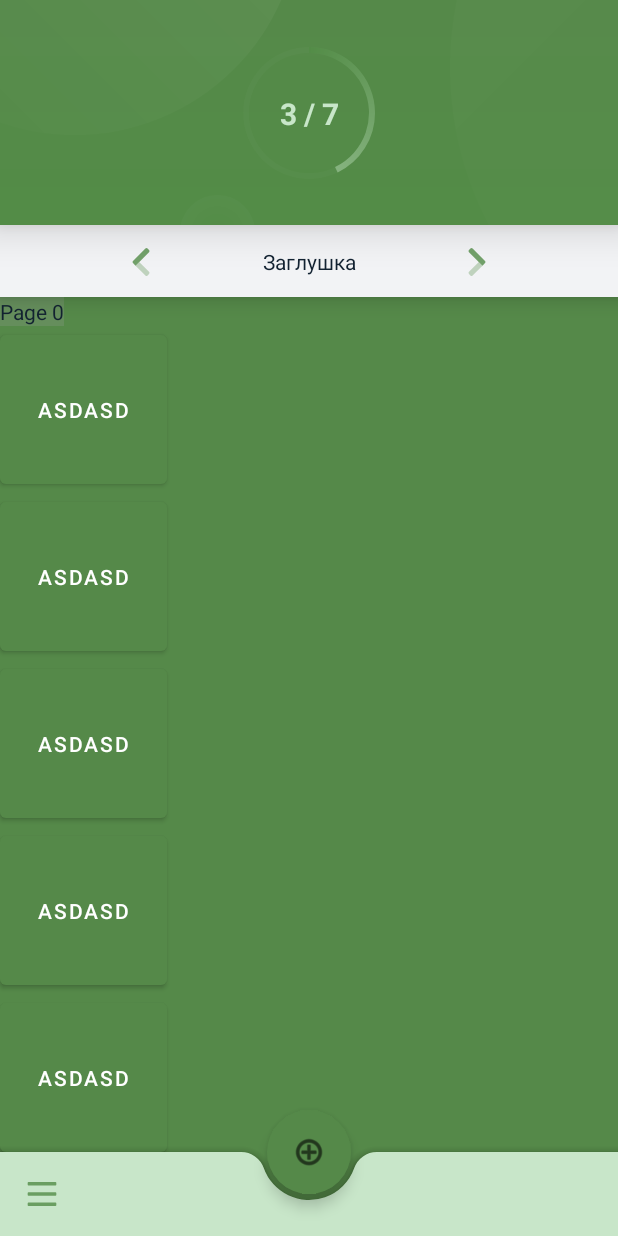
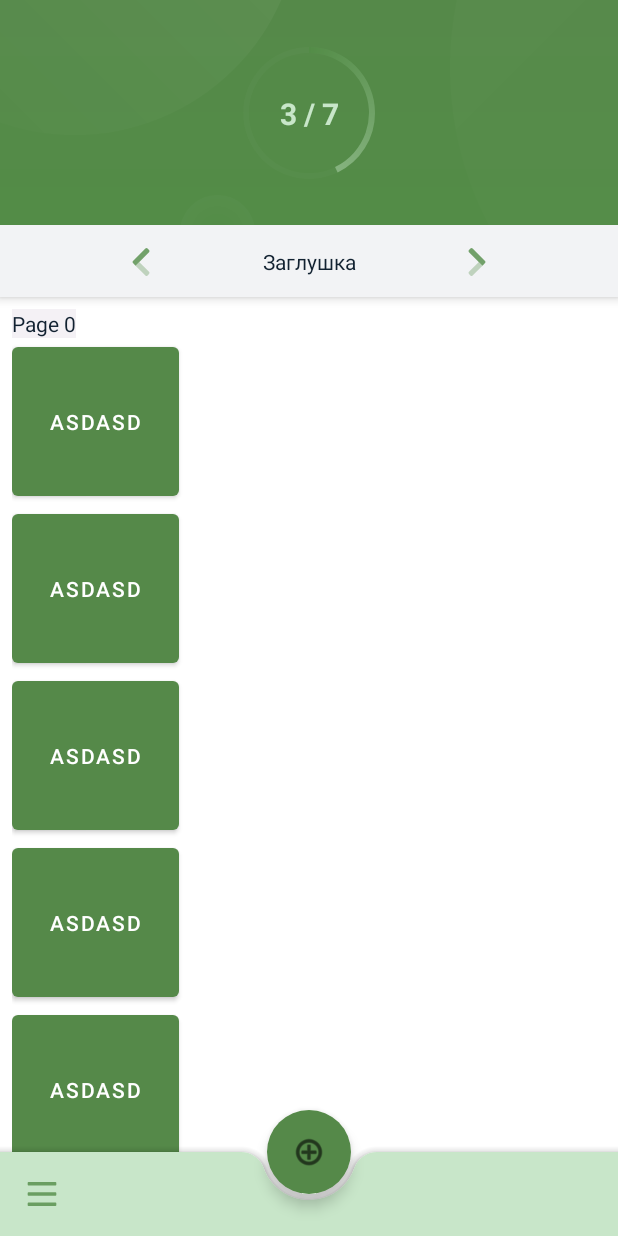
Before and after one commit to jrd-prime/varuna-project, an Android app: the screen it shows after launch (MainActivity), on a phone screen of 412 x 824 dp. Run offline under Robolectric (Android 15) with nearby library versions, the phone set to English and light mode, and no system bars.

Commit message:
OMG! v0.0.4

```diff
--- a/app/src/main/java/ru/jrd_prime/trainingdiary/PageFragment.kt
+++ b/app/src/main/java/ru/jrd_prime/trainingdiary/PageFragment.kt
@@ -55,7 +55,7 @@ class PageFragment : Fragment() {
     ): View? {
         val view: View = inflater.inflate(R.layout.a_workout_list_pager, null)
         val scrollView = view.findViewById<NestedScrollView>(R.id.cont_layz);
-//        val scrollView = findViewById<ScrollView>(R.id.cont_lay);
+
         scrollView.isFillViewport = true
         val tvPage = view.findViewById(R.id.texttext) as TextView
         tvPage.text = "Page $pageNumber"
--- a/app/src/main/java/ru/jrd_prime/trainingdiary/ui/MainActivity.kt
+++ b/app/src/main/java/ru/jrd_prime/trainingdiary/ui/MainActivity.kt
@@ -1,25 +1,31 @@
 package ru.jrd_prime.trainingdiary.ui
 
+import android.app.Activity
+import android.graphics.Color
+import android.os.Build
 import android.os.Bundle
 import android.util.Log
+import android.view.View
+import android.view.ViewGroup
+import android.view.Window
+import android.view.WindowManager
 import androidx.appcompat.app.AppCompatActivity
+import androidx.core.view.ViewCompat
 import androidx.fragment.app.Fragment
 import androidx.fragment.app.FragmentManager
 import androidx.fragment.app.FragmentPagerAdapter
 import androidx.viewpager.widget.PagerAdapter
 import androidx.viewpager.widget.ViewPager
 import androidx.viewpager.widget.ViewPager.OnPageChangeListener
+import com.google.android.material.floatingactionbutton.FloatingActionButton
 import ru.jrd_prime.trainingdiary.PageFragment
 import ru.jrd_prime.trainingdiary.R
+
 
 const val TAG = "myLogs"
 const val PAGE_COUNT = 10
 
 class MainActivity : AppCompatActivity() {
-//    override fun onCreate(savedInstanceState: Bundle?) {
-//        super.onCreate(savedInstanceState)
-//        setContentView(R.layout._root_layout)
-//    }
 
 
     var pager: ViewPager? = null
@@ -29,7 +35,25 @@ class MainActivity : AppCompatActivity() {
         super.onCreate(savedInstanceState)
         setContentView(R.layout._root_layout)
 
+//        setWindowParams(window);
 
+        makeStatusBarTransparent()
+        ViewCompat.setOnApplyWindowInsetsListener(findViewById(R.id.coordinatorLayout)) { _, insets ->
+            findViewById<FloatingActionButton>(R.id.vFloatActionBar).setMarginTop(insets.systemWindowInsetTop)
+//            findViewById<FloatingActionButton>(R.id.fab2).setMarginTop(insets.systemWindowInsetTop)
+            insets.consumeSystemWindowInsets()
+        }
+
+
+        ViewCompat.setOnApplyWindowInsetsListener(
+            findViewById(R.id.coordinatorLayout)
+        ) { _, insets ->
+            val menu = findViewById<FloatingActionButton>(R.id.vFloatActionBar)
+            val menuLayoutParams = menu.layoutParams as ViewGroup.MarginLayoutParams
+            menuLayoutParams.setMargins(0, insets.systemWindowInsetTop, 0, 0)
+            menu.layoutParams = menuLayoutParams
+            insets.consumeSystemWindowInsets()
+        }
 
         pager = findViewById<ViewPager>(R.id.viewPagerMainDashboard)
         pagerAdapter = MyFragmentPagerAdapter(supportFragmentManager)
@@ -59,4 +83,36 @@ class MainActivity : AppCompatActivity() {
             return PAGE_COUNT
         }
     }
+
+    fun Activity.makeStatusBarTransparent() {
+        window.apply {
+            clearFlags(WindowManager.LayoutParams.FLAG_TRANSLUCENT_STATUS)
+            addFlags(WindowManager.LayoutParams.FLAG_DRAWS_SYSTEM_BAR_BACKGROUNDS)
+            if (Build.VERSION.SDK_INT >= Build.VERSION_CODES.M) {
+                decorView.systemUiVisibility =
+                    View.SYSTEM_UI_FLAG_LAYOUT_FULLSCREEN or View.SYSTEM_UI_FLAG_LIGHT_STATUS_BAR
+            } else {
+                decorView.systemUiVisibility = View.SYSTEM_UI_FLAG_LAYOUT_FULLSCREEN
+            }
+            statusBarColor = Color.TRANSPARENT
+        }
+    }
+
+    fun View.setMarginTop(marginTop: Int) {
+        val menuLayoutParams = this.layoutParams as ViewGroup.MarginLayoutParams
+        menuLayoutParams.setMargins(0, marginTop, 0, 0)
+        this.layoutParams = menuLayoutParams
+    }
+
+    private fun setWindowParams(window: Window) {
+        window.setFlags(
+            WindowManager.LayoutParams.FLAG_FULLSCREEN,
+            WindowManager.LayoutParams.FLAG_FULLSCREEN
+        )
+        window.navigationBarColor = resources.getColor(
+            R.color.colorPrimaryLight,
+            applicationContext.theme
+        )
+    }
+
 }
--- a/app/src/main/res/layout/a_workout_list_pager.xml
+++ b/app/src/main/res/layout/a_workout_list_pager.xml
@@ -3,14 +3,13 @@
     android:id="@+id/cont_layz"
     android:layout_width="match_parent"
     android:layout_height="match_parent"
-    android:layout_margin="8dp"
-    android:background="#00f81000">
+    android:layout_margin="8dp">
 
     <LinearLayout
         android:layout_width="match_parent"
         android:layout_height="wrap_content"
-        android:background="@color/colorPrimary"
-        android:orientation="vertical">
+        android:orientation="vertical"
+        android:layout_margin="8dp">
 
         <TextView
             android:id="@+id/texttext"
--- a/app/src/main/res/values/dimens.xml
+++ b/app/src/main/res/values/dimens.xml
@@ -1,13 +1,13 @@
 <?xml version="1.0" encoding="utf-8"?>
 <resources>
     <dimen name="header_height">150dp</dimen>
-    <dimen name="headerElevation">16dp</dimen>
+    <dimen name="headerElevation">4dp</dimen>
     <dimen name="fabMargin">4dp</dimen>
     <dimen name="fabCornerRadius">16dp</dimen>
     <dimen name="mainProgressBarSideSize">100dp</dimen>
     <dimen name="day_show_height">48dp</dimen>
     <dimen name="showDayHeight">48dp</dimen>
     <dimen name="headerHeight">150dp</dimen>
-    <dimen name="showDayElevation">8dp</dimen>
+    <dimen name="showDayElevation">4dp</dimen>
     <dimen name="fabBorderWidth">0dp</dimen>
 </resources>
```
